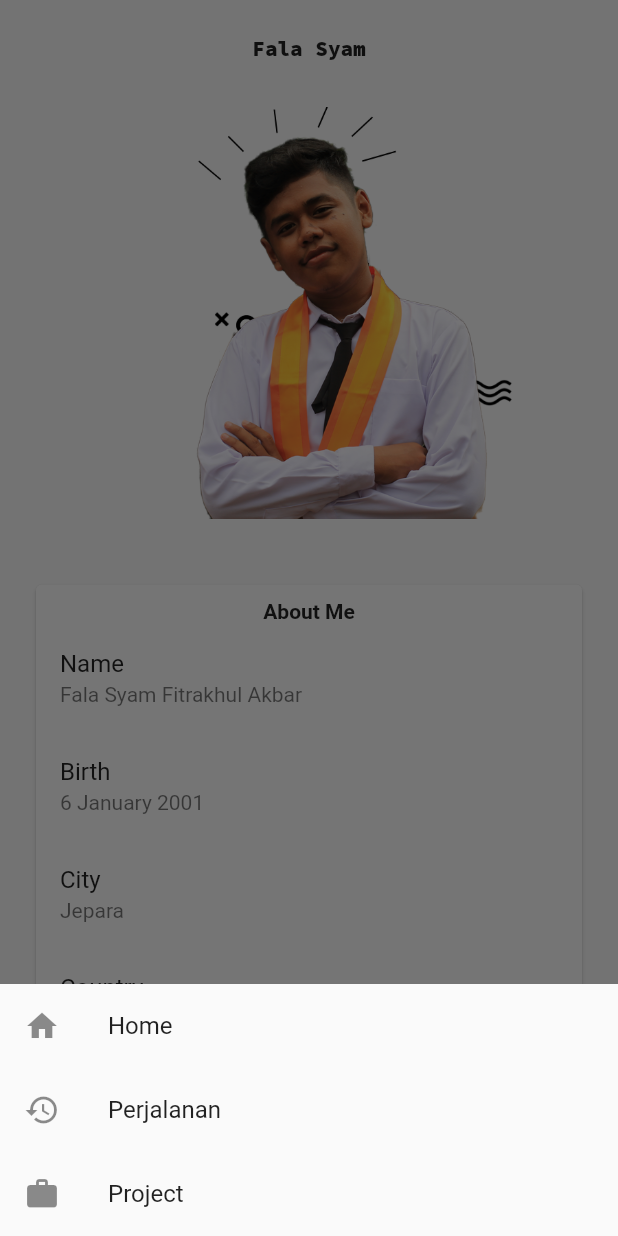
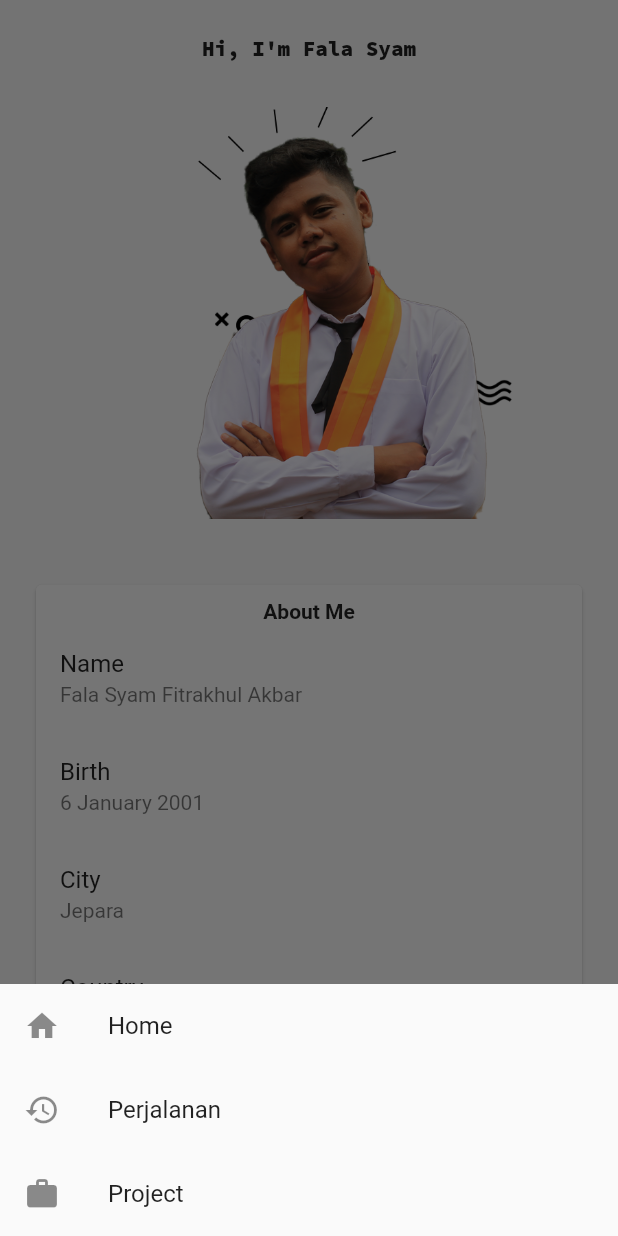
Before and after one commit to falasyam/PersonalWebFlutter, a Flutter app: the screen it shows after launch, after a tap on the "menu" icon, on a phone screen of 412 x 824 dp. Run offline on Flutter 3.47's test engine with Material 2 defaults, Android fonts, the phone set to English and light mode, and no system bars; our stand-ins replace splashscreen; missing offline and left inert: timeline.

Commit message:
Add SplashScreen

```diff
--- a/lib/home.dart
+++ b/lib/home.dart
@@ -1,7 +1,6 @@
 import 'package:flutter/material.dart';
 import 'package:falasyam/history.dart';
 import 'package:falasyam/work.dart';
-import 'package:url_launcher/url_launcher.dart';
 
 class Home extends StatelessWidget{
 
@@ -72,7 +71,7 @@ class Home extends StatelessWidget{
               SizedBox(
                 height: 23,
               ),
-              Text('Fala Syam', style: TextStyle(fontFamily: 'SourceCodePro', fontWeight: FontWeight.w700), ),
+              Text('Hi, I\'m Fala Syam', style: TextStyle(fontFamily: 'SourceCodePro', fontWeight: FontWeight.w700), ),
               SizedBox(
                 height: 30,
               ),
--- a/lib/main.dart
+++ b/lib/main.dart
@@ -1,3 +1,4 @@
+import 'package:falasyam/splashscreen.dart';
 import 'package:flutter/material.dart';
 import 'package:falasyam/home.dart';
 
@@ -15,7 +16,7 @@ class MyApp extends StatelessWidget {
         primarySwatch: Colors.red,
         visualDensity: VisualDensity.adaptivePlatformDensity,
       ),
-      home: Home(),
+      home: SplashScreenn(),
     );
   }
 }
--- /dev/null
+++ b/lib/splashscreen.dart
@@ -0,0 +1,23 @@
+import 'package:falasyam/home.dart';
+import 'package:flutter/material.dart';
+import 'dart:async';
+import 'package:splashscreen/splashscreen.dart';
+class SplashScreenn extends StatefulWidget {
+
+  @override
+  _SplashScreennState createState() => _SplashScreennState();
+}
+
+class _SplashScreennState extends State<SplashScreenn> {
+
+  @override
+  Widget build (BuildContext context){
+    return new SplashScreen(
+      seconds: 2,
+      navigateAfterSeconds: Home(),
+      title: Text('Welcome!', style: TextStyle(fontSize: 20, color: Colors.black),),
+      backgroundColor: Colors.white,
+      loaderColor: Colors.black,
+    );
+  }
+}
--- a/pubspec.yaml
+++ b/pubspec.yaml
@@ -15,6 +15,7 @@ dependencies:
   timeline_list: ^0.0.5
   timeline: ^0.0.1
   url_launcher: ^5.4.5
+  splashscreen: ^1.2.0
 
 dev_dependencies:
   flutter_test:
```
Also changed, not shown: pubspec.lock.
